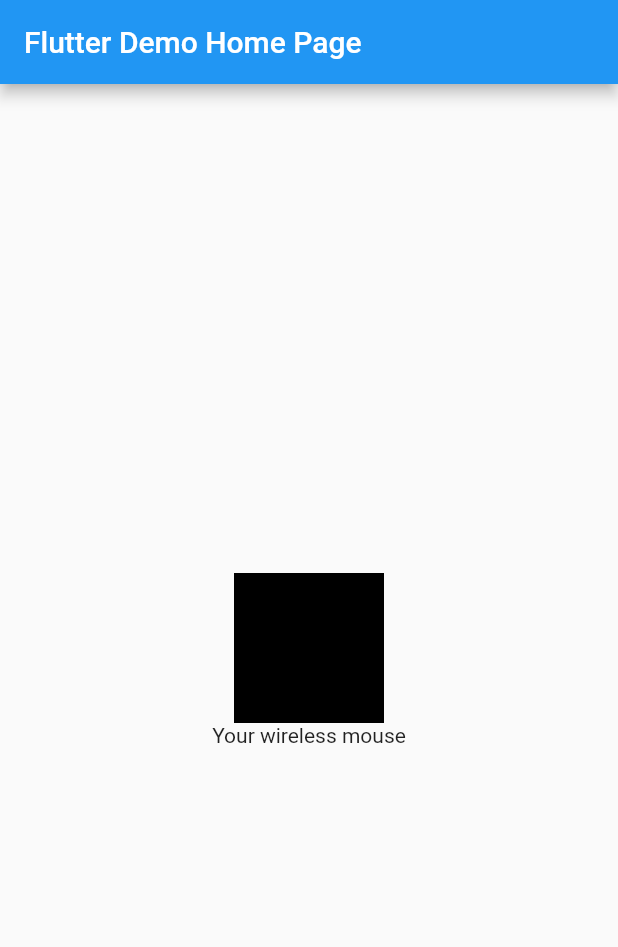
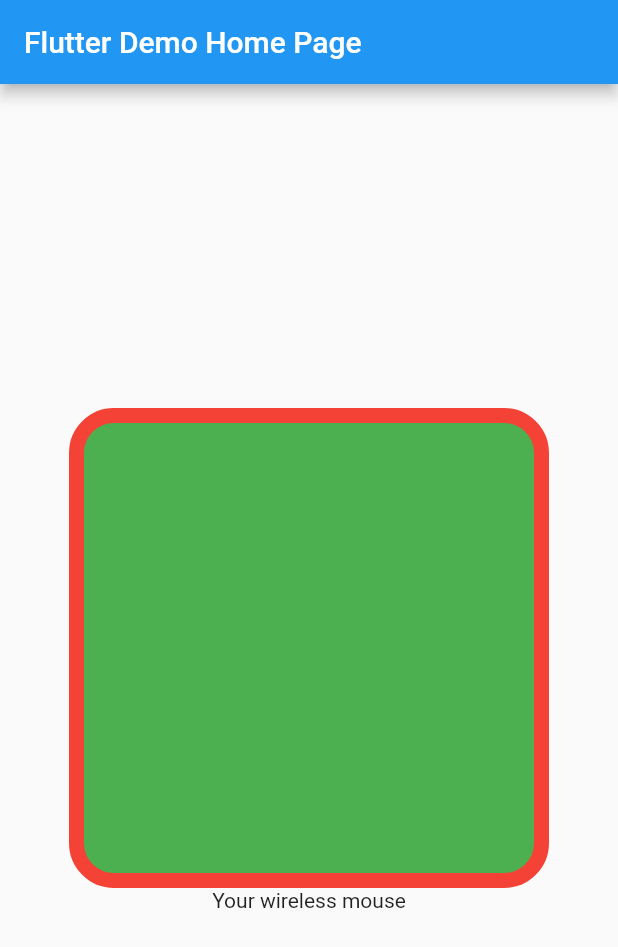
Before and after one commit to nimishbansal/flutter_mouse, a Flutter app: the screen it shows after launch, on a phone screen of 412 x 824 dp. Shown: the top 947 px of the screen. Run offline on Flutter 3.47's test engine with Material 2 defaults, Android fonts, the phone set to English and light mode, and no system bars.

Commit message:
made mouse region

```diff
--- a/lib/main.dart
+++ b/lib/main.dart
@@ -5,9 +5,9 @@ void main() => runApp(MyApp());
 BoxDecoration myBoxDecoration() {
   // It is used to apply border to a widget
   return BoxDecoration(
-      border: Border.all(),
+      border: Border.all(color: Colors.red, width: 10),
       color: Colors.green,
-      borderRadius: BorderRadius.all(Radius.circular(4))
+	  borderRadius: BorderRadius.all(Radius.elliptical(30,30))
   );
 }
 
@@ -48,9 +48,8 @@ class _MyHomePageState extends State<MyHomePage> {
           mainAxisAlignment: MainAxisAlignment.center,
           children: <Widget>[
             Container(
-              width: 100,
-              height: 100,
-              color: Colors.black,
+              width: 320,
+              height: 320,
               decoration: myBoxDecoration(),
             ),
             Text(
```
